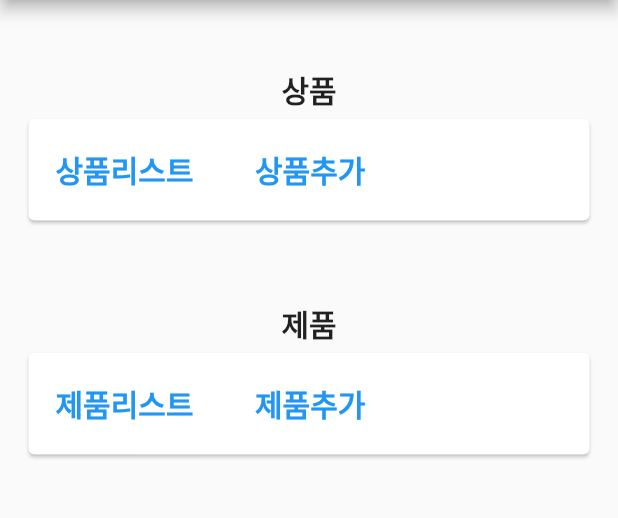
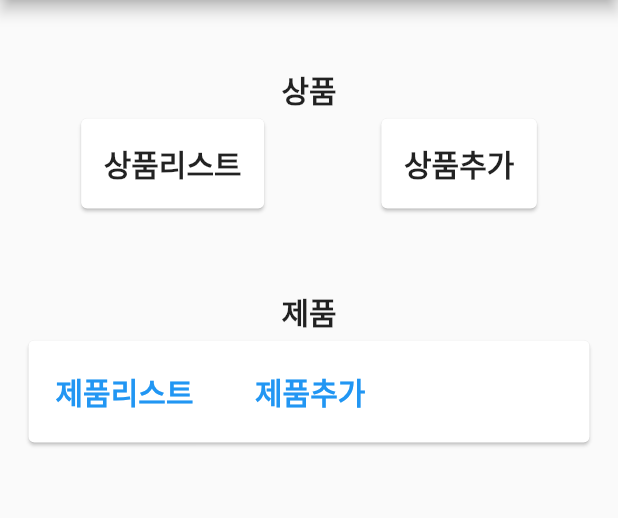
Before and after one commit to WonsunOh/stockmanager, a Flutter app: the screen it shows after launch, on a phone screen of 412 x 824 dp, the part 84-602 px from its top. Run offline on Flutter 3.47's test engine with Material 2 defaults, Android fonts, the phone set to English and light mode, and no system bars; our stand-ins replace cloud_firestore, firebase_core, get; missing offline and left inert: dart:js; accounts and stored records are empty.

Commit message:
first commit

```diff
--- a/lib/views/screen/my_home.dart
+++ b/lib/views/screen/my_home.dart
@@ -19,73 +19,123 @@ class _MyHomeState extends State<MyHome> {
     return Scaffold(
       appBar: AppBar(
         centerTitle: true,
-        title: const Text('코스트고 재고관리 1.0', style: TextStyle(
-          fontSize: 20, fontWeight: FontWeight.bold,
-        ),),
+        title: const Text(
+          '코스트고 재고관리 1.0',
+          style: TextStyle(
+            fontSize: 20,
+            fontWeight: FontWeight.bold,
+          ),
+        ),
       ),
       body: Container(
         margin: const EdgeInsets.all(15),
         child: Column(
           children: [
             const SizedBox(height: 30),
-            const Text('상품', style: TextStyle(
-              fontSize: 20, fontWeight: FontWeight.bold,
-            ),),
+            const Text(
+              '상품',
+              style: TextStyle(
+                fontSize: 20,
+                fontWeight: FontWeight.bold,
+              ),
+            ),
+            Row(
+              mainAxisAlignment: MainAxisAlignment.spaceAround,
+              children: [
+                GestureDetector(
+                  onTap: () {
+                    Get.to(() => const GoodsList());
+                  },
+                  child: Card(
+                    child: Padding(
+                      padding: const EdgeInsets.all(15.0),
+                      child: const Text(
+                        '상품리스트',
+                        style: TextStyle(
+                          fontSize: 20,
+                          fontWeight: FontWeight.bold,
+                        ),
+                      ),
+                    ),
+                  ),
+                ),
+                GestureDetector(
+                  onTap: () {
+                    Get.to(() => const AddGoods());
+                  },
+                  child: Card(
+                    child: Padding(
+                      padding: const EdgeInsets.all(15.0),
+                      child: const Text(
+                        '상품추가',
+                        style: TextStyle(
+                          fontSize: 20,
+                          fontWeight: FontWeight.bold,
+                        ),
+                      ),
+                    ),
+                  ),
+                ),
+                // TextButton(
+                //   onPressed: (){
+                //     // Get.toNamed('/gList');
+                //     Get.to(()=>const GoodsList());
+                //   },
+                //   child: const Text('상품추가', style: TextStyle(
+                //     fontSize: 20, fontWeight: FontWeight.bold,
+                //   ),),
+                // ),
+                // const SizedBox(width: 25),
+                // TextButton(
+                //   onPressed: (){
+                //     // Get.toNamed('/gList');
+                //     Get.to(()=>const AddGoods());
+                //   },
+                //   child: const Text('상품추가', style: TextStyle(
+                //     fontSize: 20, fontWeight: FontWeight.bold,
+                //   ),),
+                // ),
+              ],
+            ),
+            const SizedBox(height: 50),
+            const Text(
+              '제품',
+              style: TextStyle(
+                fontSize: 20,
+                fontWeight: FontWeight.bold,
+              ),
+            ),
             Card(
               child: Padding(
                 padding: const EdgeInsets.all(10.0),
                 child: Row(
                   children: [
                     TextButton(
-                      onPressed: (){
+                      onPressed: () {
                         // Get.toNamed('/gList');
-                        Get.to(()=>const GoodsList());
+                        Get.to(() => const ProductList());
                       },
-                      child: const Text('상품리스트', style: TextStyle(
-                        fontSize: 20, fontWeight: FontWeight.bold,
-                      ),),
+                      child: const Text(
+                        '제품리스트',
+                        style: TextStyle(
+                          fontSize: 20,
+                          fontWeight: FontWeight.bold,
+                        ),
+                      ),
                     ),
                     const SizedBox(width: 25),
                     TextButton(
-                      onPressed: (){
+                      onPressed: () {
                         // Get.toNamed('/gList');
-                        Get.to(()=>const AddGoods());
+                        Get.to(() => const AddProduct());
                       },
-                      child: const Text('상품추가', style: TextStyle(
-                        fontSize: 20, fontWeight: FontWeight.bold,
-                      ),),
-                    ),
-                  ],
-                ),
-              ),
-            ),
-            const SizedBox(height: 50),
-            const Text('제품', style: TextStyle(
-              fontSize: 20, fontWeight: FontWeight.bold,
-            ),),
-            Card(
-              child: Padding(
-                padding: const EdgeInsets.all(10.0),
-                child: Row(
-                  children: [
-                    TextButton(
-                      onPressed: (){
-                        // Get.toNamed('/gList');
-                        Get.to(()=>const ProductList());
-                      },
-                      child: const Text('제품리스트', style: TextStyle(
-                        fontSize: 20, fontWeight: FontWeight.bold,
-                      ),),
-                    ),
-                    const SizedBox(width: 25),
-                    TextButton(
-                      onPressed: (){
-                        // Get.toNamed('/gList');
-                        Get.to(()=>const AddProduct());
-                      },
-                      child: const Text('제품추가', style: TextStyle(
-                        fontSize: 20, fontWeight: FontWeight.bold,
-                      ),),
+                      child: const Text(
+                        '제품추가',
+                        style: TextStyle(
+                          fontSize: 20,
+                          fontWeight: FontWeight.bold,
+                        ),
+                      ),
                     ),
                   ],
                 ),
```
